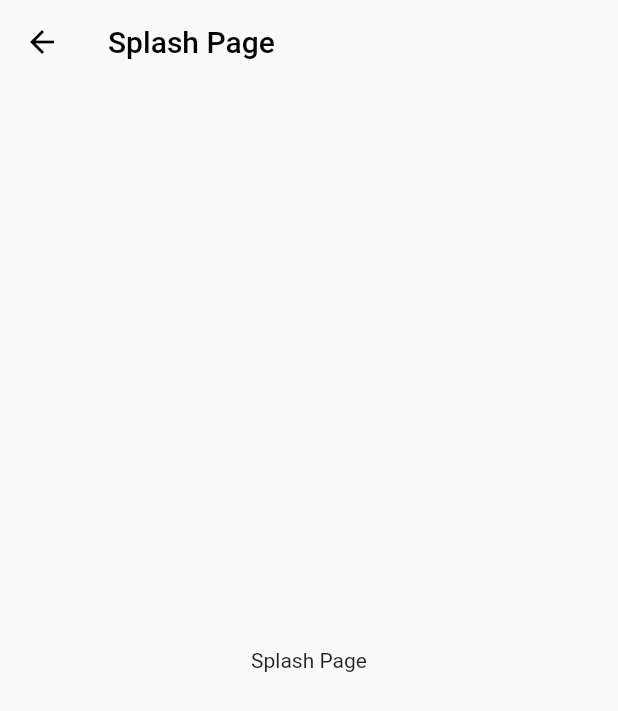
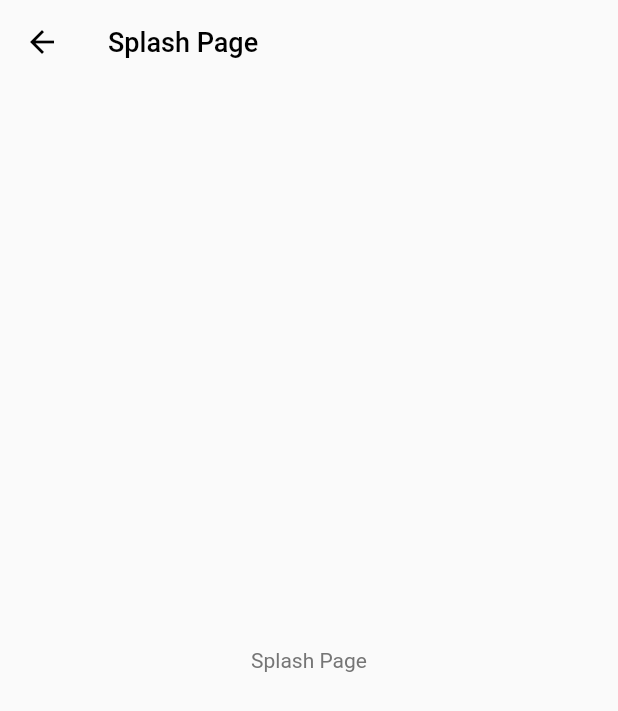
Before and after one commit to afgprogrammer/Flutter-ecommerce-app-with-getx, a Flutter app: the SplashPage screen opened by its route, on a phone screen of 412 x 824 dp. Shown: the top 711 px of the screen. Run offline on Flutter 3.47's test engine with Material 2 defaults, Android fonts, the phone set to English and light mode, and no system bars; our stand-ins replace cached_network_image, carousel_slider, freezed_annotation, get, iconly, zoom_tap_animation; generated files the repository leaves out were written again; statements that could not run were skipped.

Commit message:
Add text themes

```diff
--- a/lib/themes/Themes.dart
+++ b/lib/themes/Themes.dart
@@ -3,6 +3,7 @@ import 'package:flutter/material.dart';
 class Themes {
   static ThemeData lightTheme = ThemeData(
     primarySwatch: Colors.yellow,
+    brightness: Brightness.light,
     appBarTheme: AppBarTheme(
       backgroundColor: Colors.grey.shade50,
       elevation: 0
@@ -13,11 +14,156 @@ class Themes {
         borderRadius: BorderRadius.circular(10)
       )
     ),
-    brightness: Brightness.light
+    textTheme: TextTheme(
+      headline1: TextStyle(
+        letterSpacing: -1.5,
+        fontSize: 48,
+        color: Colors.black,
+        fontWeight: FontWeight.bold
+      ),
+      headline2: TextStyle(
+        letterSpacing: -1.0,
+        fontSize: 40,
+        color: Colors.black,
+        fontWeight: FontWeight.bold
+      ),
+      headline3: TextStyle(
+        letterSpacing: -1.0,
+        fontSize: 32,
+        color: Colors.black,
+        fontWeight: FontWeight.bold
+      ),
+      headline4: TextStyle(
+        letterSpacing: -1.0,
+        color: Colors.black,
+        fontSize: 28,
+        fontWeight: FontWeight.w600
+      ),
+      headline5: TextStyle(
+        letterSpacing: -1.0,
+        color: Colors.black,
+        fontSize: 24,
+        fontWeight: FontWeight.w500
+      ),
+      headline6: TextStyle(
+        color: Colors.black,
+        fontSize: 18,
+        fontWeight: FontWeight.w500
+      ),
+      subtitle1: TextStyle(
+        color: Colors.black,
+        fontSize: 16,
+        fontWeight: FontWeight.w500
+      ),
+      subtitle2: TextStyle(
+        color: Colors.black,
+        fontSize: 14,
+        fontWeight: FontWeight.w500
+      ),
+      bodyText1: TextStyle(
+        color: Colors.grey.shade700,
+        fontSize: 16,
+        fontWeight: FontWeight.w400
+      ),
+      bodyText2: TextStyle(
+        color: Colors.grey.shade600,
+        fontSize: 14,
+        fontWeight: FontWeight.w400
+      ),
+      button: TextStyle(
+        color: Colors.white,
+        fontSize: 14,
+        fontWeight: FontWeight.w600
+      ),
+      caption: TextStyle(
+        color: Colors.grey.shade800,
+        fontSize: 14,
+        fontWeight: FontWeight.w400
+      ),
+      overline: TextStyle(
+        color: Colors.grey.shade700,
+        fontSize: 12,
+        fontWeight: FontWeight.w400,
+        letterSpacing: -0.5
+      )
+    )
   );
 
   static ThemeData darkTheme = ThemeData(
     primarySwatch: Colors.blue,
-    brightness: Brightness.dark
+    brightness: Brightness.dark,
+    textTheme: TextTheme(
+      headline1: TextStyle(
+        letterSpacing: -1.5,
+        fontSize: 48,
+        color: Colors.grey.shade50,
+        fontWeight: FontWeight.bold
+      ),
+      headline2: TextStyle(
+        letterSpacing: -1.0,
+        fontSize: 40,
+        color: Colors.grey.shade50,
+        fontWeight: FontWeight.bold
+      ),
+      headline3: TextStyle(
+        letterSpacing: -1.0,
+        fontSize: 32,
+        color: Colors.grey.shade50,
+        fontWeight: FontWeight.bold
+      ),
+      headline4: TextStyle(
+        letterSpacing: -1.0,
+        color: Colors.grey.shade50,
+        fontSize: 28,
+        fontWeight: FontWeight.w600
+      ),
+      headline5: TextStyle(
+        letterSpacing: -1.0,
+        color: Colors.grey.shade50,
+        fontSize: 24,
+        fontWeight: FontWeight.w500
+      ),
+      headline6: TextStyle(
+        letterSpacing: -1.0,
+        color: Colors.grey.shade50,
+        fontSize: 20,
+        fontWeight: FontWeight.w500
+      ),
+      subtitle1: TextStyle(
+        color: Colors.grey.shade50,
+        fontSize: 18,
+        fontWeight: FontWeight.w500
+      ),
+      subtitle2: TextStyle(
+        color: Colors.grey.shade50,
+        fontSize: 16,
+        fontWeight: FontWeight.w500
+      ),
+      bodyText1: TextStyle(
+        color: Colors.grey.shade50,
+        fontSize: 16,
+        fontWeight: FontWeight.w400
+      ),
+      bodyText2: TextStyle(
+        color: Colors.grey.shade50,
+        fontSize: 14,
+        fontWeight: FontWeight.w400
+      ),
+      button: TextStyle(
+        color: Colors.white,
+        fontSize: 14,
+        fontWeight: FontWeight.w600
+      ),
+      caption: TextStyle(
+        color: Colors.grey.shade50,
+        fontSize: 12,
+        fontWeight: FontWeight.w500
+      ),
+      overline: TextStyle(
+        color: Colors.grey.shade50,
+        fontSize: 10,
+        fontWeight: FontWeight.w400
+      )
+    ),
   );
 }
```
